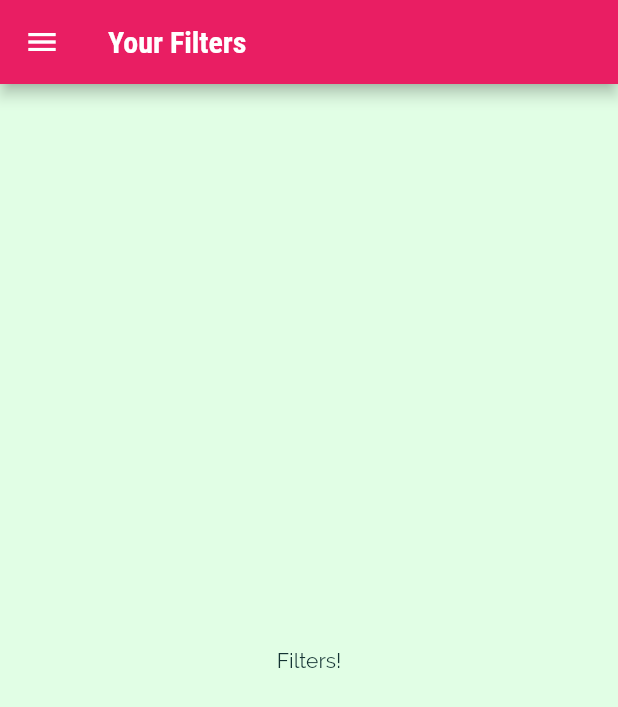
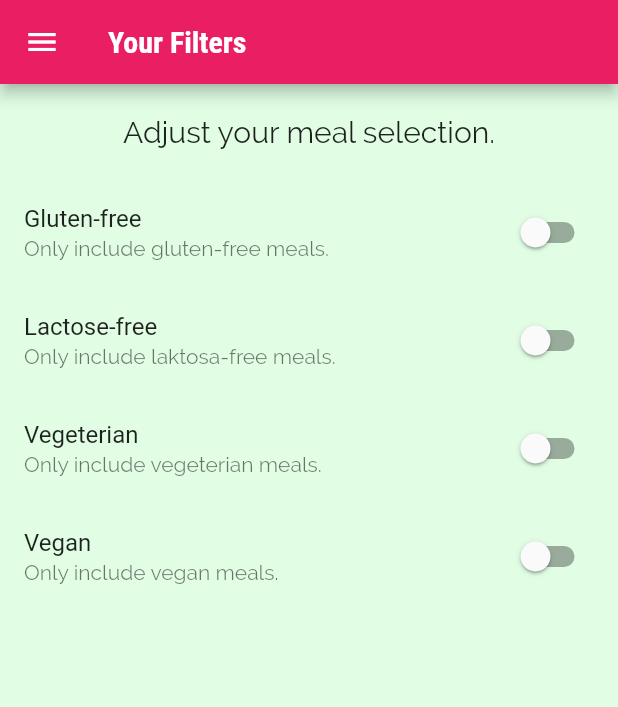
Before and after one commit to suad-mo/meals, a Flutter app: the FiltersScreen screen opened by its route, on a phone screen of 412 x 824 dp. Shown: the top 707 px of the screen. Run offline on Flutter 3.47's test engine with Material 2 defaults, Android fonts, the phone set to English and light mode, and no system bars.

Commit message:
Adding Filter Switches...

```diff
--- a/lib/main.dart
+++ b/lib/main.dart
@@ -41,7 +41,7 @@ class MyApp extends StatelessWidget {
         '/': (ctx) => TabsScreen(), // const CategoriesScreen(),
         CategoryMealsScreen.routeName: (ctx) => CategoryMealsScreen(),
         MealDetailScreen.routeName: (ctx) => MealDetailScreen(),
-        FiltersScreen.routerName: (ctx) => FiltersScreen(),
+        FiltersScreen.routeName: (ctx) => FiltersScreen(),
       },
       onGenerateRoute: (settings) {
         print(settings.arguments);
--- a/lib/screens/filters_screen.dart
+++ b/lib/screens/filters_screen.dart
@@ -1,9 +1,35 @@
 import 'package:flutter/material.dart';
 import 'package:meals/widgets/main_drawer.dart';
 
-class FiltersScreen extends StatelessWidget {
+class FiltersScreen extends StatefulWidget {
   // const FiltersScreen({Key? key}) : super(key: key);
-  static const routerName = '/filters';
+  static const routeName = '/filters';
+
+  @override
+  State<FiltersScreen> createState() => _FiltersScreenState();
+}
+
+class _FiltersScreenState extends State<FiltersScreen> {
+  var _glutenFree = false;
+  var _vegeterian = false;
+  var _vegan = false;
+  var _lactoseFree = false;
+
+  Widget _buildSwitchListTile(
+    String title,
+    String description,
+    bool currentValue,
+    Function updateValue,
+  ) {
+    return SwitchListTile(
+      title: Text(title),
+      subtitle: Text(
+        description,
+      ),
+      value: currentValue,
+      onChanged: (val) => updateValue(val),
+    );
+  }
 
   @override
   Widget build(BuildContext context) {
@@ -14,8 +40,62 @@ class FiltersScreen extends StatelessWidget {
         ),
       ),
       drawer: MainDrawer(),
-      body: Center(
-        child: Text('Filters!'),
+      body: Column(
+        children: <Widget>[
+          Container(
+            padding: EdgeInsets.all(20),
+            child: Text(
+              'Adjust your meal selection.',
+              style: Theme.of(context).textTheme.headline5,
+            ),
+          ),
+          Expanded(
+            child: ListView(
+              children: <Widget>[
+                _buildSwitchListTile(
+                  'Gluten-free',
+                  'Only include gluten-free meals.',
+                  _glutenFree,
+                  (newValue) => setState(
+                    () {
+                      _glutenFree = newValue;
+                    },
+                  ),
+                ),
+                _buildSwitchListTile(
+                  'Lactose-free',
+                  'Only include laktosa-free meals.',
+                  _lactoseFree,
+                  (newValue) => setState(
+                    () {
+                      _lactoseFree = newValue;
+                    },
+                  ),
+                ),
+                _buildSwitchListTile(
+                  'Vegeterian',
+                  'Only include vegeterian meals.',
+                  _vegeterian,
+                  (newValue) => setState(
+                    () {
+                      _vegeterian = newValue;
+                    },
+                  ),
+                ),
+                _buildSwitchListTile(
+                  'Vegan',
+                  'Only include vegan meals.',
+                  _vegan,
+                  (newValue) => setState(
+                    () {
+                      _vegan = newValue;
+                    },
+                  ),
+                ),
+              ],
+            ),
+          ),
+        ],
       ),
     );
   }
--- a/lib/widgets/main_drawer.dart
+++ b/lib/widgets/main_drawer.dart
@@ -57,7 +57,7 @@ class MainDrawer extends StatelessWidget {
             Icons.settings,
             () {
               Navigator.of(context)
-                  .pushReplacementNamed(FiltersScreen.routerName);
+                  .pushReplacementNamed(FiltersScreen.routeName);
             },
           ),
         ],
```
